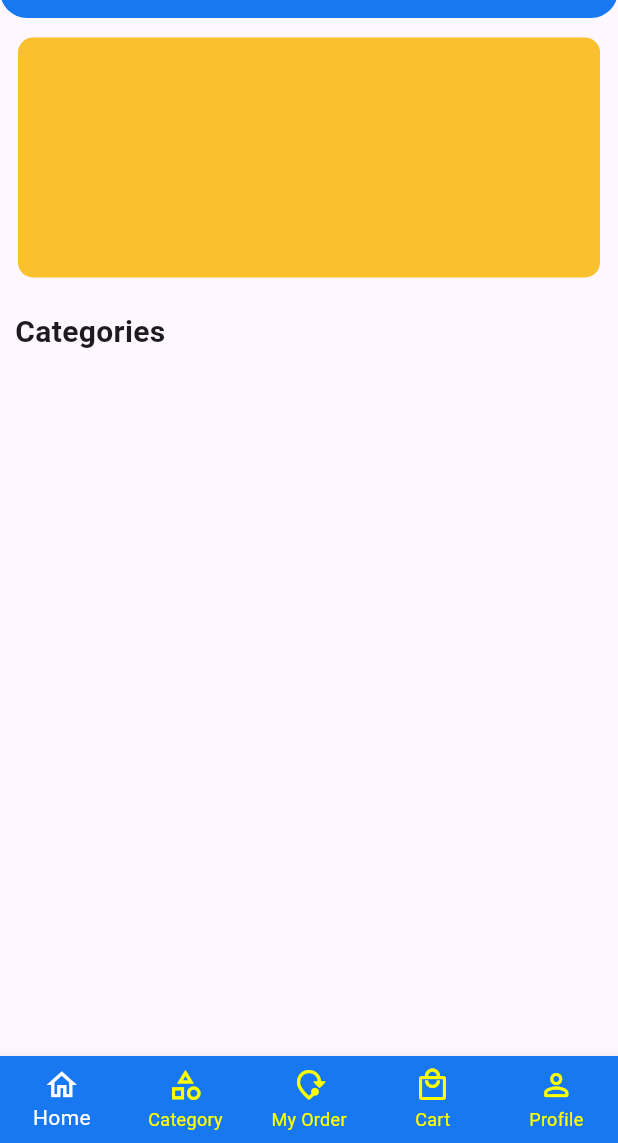
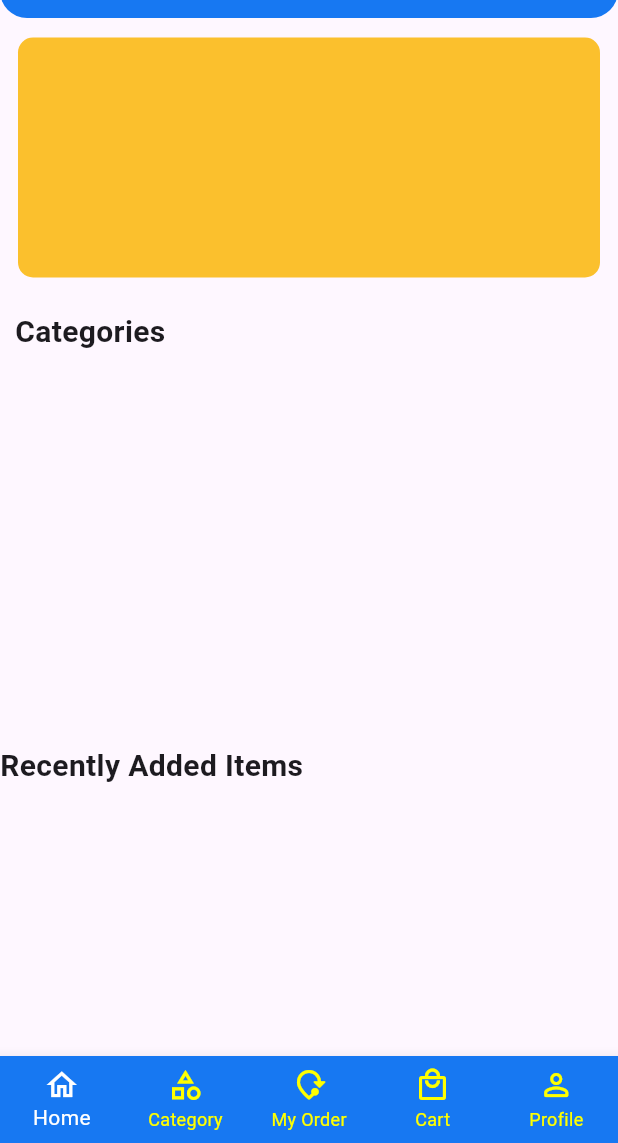
Before and after one commit to Naman-Gayakwad/vit_bazzar_app, a Flutter app: the screen it shows after launch, on a phone screen of 412 x 824 dp, the part 93-1236 px from its top. Run offline on Flutter 3.47's test engine with Material 3 defaults, Android fonts, the phone set to English and light mode, and no system bars; our stand-ins replace cloud_firestore, connectivity_plus, firebase_auth, firebase_core, firebase_storage, flutter_easyloading and 7 more; missing offline and left inert: country_state_city_picker, firebase_ui_auth; accounts and stored records are empty.

Commit message:
feat: Add 'Recently Added Items' section to home screen

```diff
--- a/lib/screens/home.dart
+++ b/lib/screens/home.dart
@@ -24,7 +24,13 @@ class _HomeState extends State<Home> {
           const SizedBox(
             height: 10,
           ),
-
+          Text(
+            'Recently Added Items',
+            style: TextStyle(
+              fontSize: 20,
+              fontWeight: FontWeight.bold,
+            ),
+          ),
         ],
       ),
     );
```
